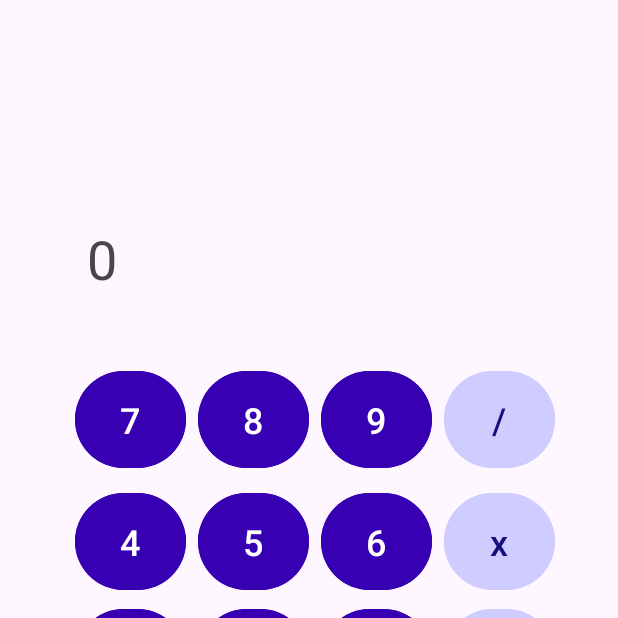
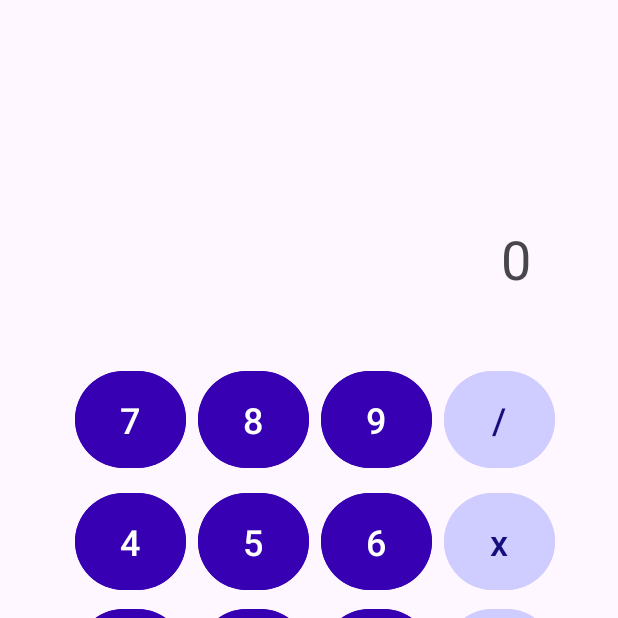
Before and after one commit to sawthetphyoe/log-book-app, an Android app: the CalculatorActivity screen opened directly, with no data from a screen before it, on a phone screen of 412 x 824 dp, the top half of it. Run offline under Robolectric (Android 15) with nearby library versions, the phone set to English and light mode, and no system bars.

Commit message:
update calculator display text alignment

```diff
--- a/app/src/main/res/layout/activity_calculator.xml
+++ b/app/src/main/res/layout/activity_calculator.xml
@@ -13,6 +13,7 @@
         android:paddingHorizontal="32dp"
         android:paddingVertical="16dp"
         android:textSize="36sp"
+        android:textAlignment="textEnd"
         android:text="@string/zero"
         app:layout_constraintBottom_toBottomOf="parent"
         app:layout_constraintEnd_toEndOf="parent"
```
